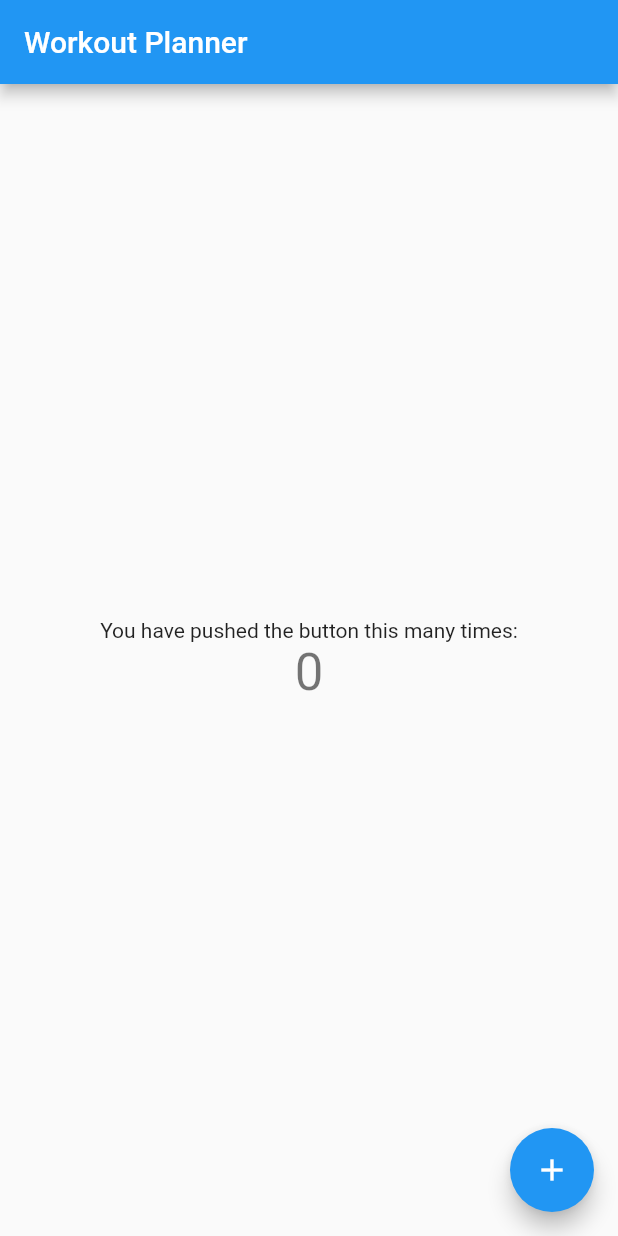
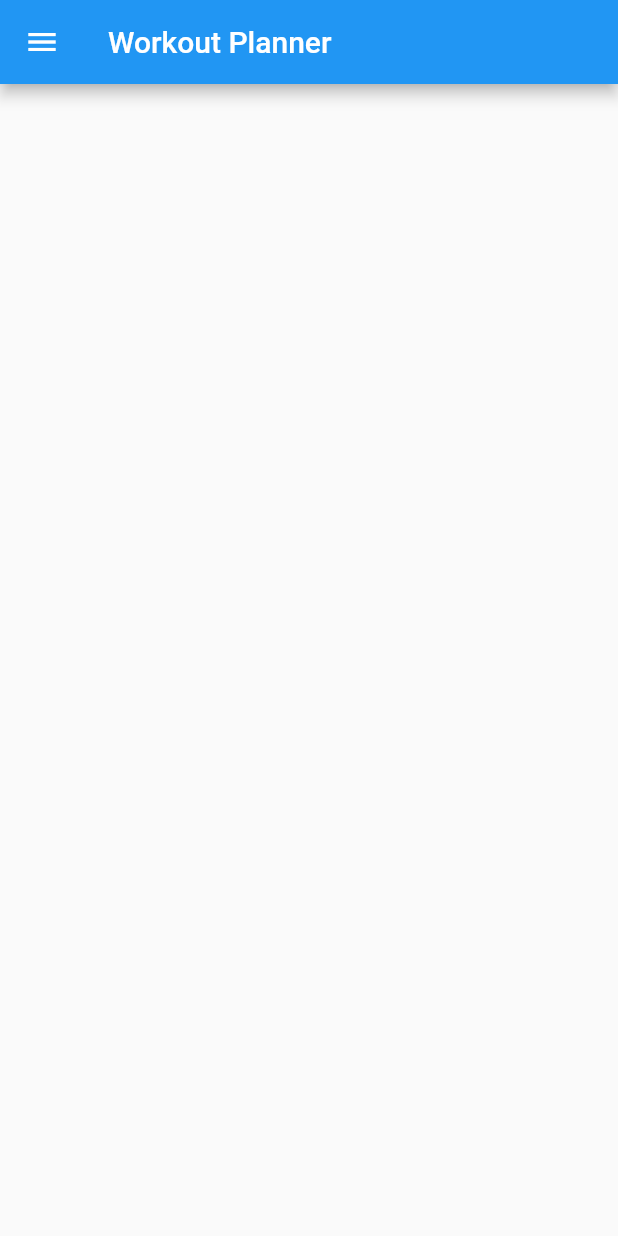
Before and after one commit to ChicoState/WorkoutPlanner, a Flutter app: the screen it shows after launch, on a phone screen of 412 x 824 dp. Run offline on Flutter 3.47's test engine with Material 2 defaults, Android fonts, the phone set to English and light mode, and no system bars.

Commit message:
Added drawer

```diff
--- a/workout_planner/lib/main.dart
+++ b/workout_planner/lib/main.dart
@@ -1,111 +1,32 @@
 import 'package:flutter/material.dart';
 
-void main() => runApp(MyApp());
+void main() => runApp(App());
 
-class MyApp extends StatelessWidget {
+class App extends StatelessWidget
+{
   // This widget is the root of your application.
   @override
-  Widget build(BuildContext context) {
+  Widget build(BuildContext context)
+  {
     return MaterialApp(
-      title: 'Flutter Demo',
-      theme: ThemeData(
-        // This is the theme of your application.
-        //
-        // Try running your application with "flutter run". You'll see the
-        // application has a blue toolbar. Then, without quitting the app, try
-        // changing the primarySwatch below to Colors.green and then invoke
-        // "hot reload" (press "r" in the console where you ran "flutter run",
-        // or simply save your changes to "hot reload" in a Flutter IDE).
-        // Notice that the counter didn't reset back to zero; the application
-        // is not restarted.
-        primarySwatch: Colors.blue,
-      ),
-      home: MyHomePage(title: 'Workout Planner'),
+      title: "Workout Planner",
+      home: HomePage()
     );
   }
 }
 
-class MyHomePage extends StatefulWidget {
-  MyHomePage({Key key, this.title}) : super(key: key);
-
-  // This widget is the home page of your application. It is stateful, meaning
-  // that it has a State object (defined below) that contains fields that affect
-  // how it looks.
-
-  // This class is the configuration for the state. It holds the values (in this
-  // case the title) provided by the parent (in this case the App widget) and
-  // used by the build method of the State. Fields in a Widget subclass are
-  // always marked "final".
-
-  final String title;
-
-  @override
-  _MyHomePageState createState() => _MyHomePageState();
-}
-
-class _MyHomePageState extends State<MyHomePage> {
-  int _counter = 0;
-
-  void _incrementCounter() {
-    setState(() {
-      // This call to setState tells the Flutter framework that something has
-      // changed in this State, which causes it to rerun the build method below
-      // so that the display can reflect the updated values. If we changed
-      // _counter without calling setState(), then the build method would not be
-      // called again, and so nothing would appear to happen.
-      _counter++;
-    });
-  }
-
+class HomePage extends StatelessWidget
+{
   @override
   Widget build(BuildContext context) {
-    // This method is rerun every time setState is called, for instance as done
-    // by the _incrementCounter method above.
-    //
-    // The Flutter framework has been optimized to make rerunning build methods
-    // fast, so that you can just rebuild anything that needs updating rather
-    // than having to individually change instances of widgets.
     return Scaffold(
       appBar: AppBar(
-        // Here we take the value from the MyHomePage object that was created by
-        // the App.build method, and use it to set our appbar title.
-        title: Text(widget.title),
+        title: Text("Workout Planner")
       ),
-      body: Center(
-        // Center is a layout widget. It takes a single child and positions it
-        // in the middle of the parent.
-        child: Column(
-          // Column is also layout widget. It takes a list of children and
-          // arranges them vertically. By default, it sizes itself to fit its
-          // children horizontally, and tries to be as tall as its parent.
-          //
-          // Invoke "debug painting" (press "p" in the console, choose the
-          // "Toggle Debug Paint" action from the Flutter Inspector in Android
-          // Studio, or the "Toggle Debug Paint" command in Visual Studio Code)
-          // to see the wireframe for each widget.
-          //
-          // Column has various properties to control how it sizes itself and
-          // how it positions its children. Here we use mainAxisAlignment to
-          // center the children vertically; the main axis here is the vertical
-          // axis because Columns are vertical (the cross axis would be
-          // horizontal).
-          mainAxisAlignment: MainAxisAlignment.center,
-          children: <Widget>[
-            Text(
-              'You have pushed the button this many times:',
-            ),
-            Text(
-              '$_counter',
-              style: Theme.of(context).textTheme.display1,
-            ),
-          ],
-        ),
-      ),
-      floatingActionButton: FloatingActionButton(
-        onPressed: _incrementCounter,
-        tooltip: 'Increment',
-        child: Icon(Icons.add),
-      ), // This trailing comma makes auto-formatting nicer for build methods.
+
+      drawer: Drawer(
+        child: Text("\n\n\nDrawer")
+      )
     );
   }
 }
```
Also changed, not shown: 6 other files.
